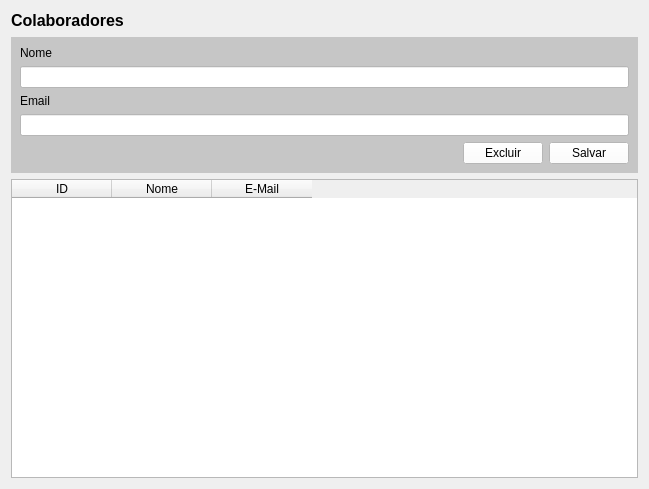
This is view/colaboradores.ui in HarukiReiss/Gerenciador_de_Tarefas as Qt 5 draws it before an edit. The edited form follows.
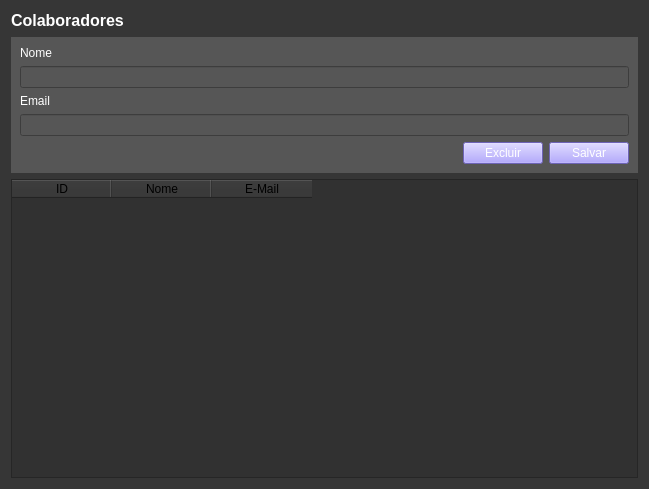
This is the edited form.

The edit to the form file:
```diff
--- a/view/colaboradores.ui
+++ b/view/colaboradores.ui
@@ -13,6 +13,10 @@
   <property name="windowTitle">
    <string>Form</string>
   </property>
+  <property name="styleSheet">
+   <string notr="true">color: rgb(255, 255, 255);
+background-color: rgb(54, 54, 54);</string>
+  </property>
   <layout class="QVBoxLayout" name="verticalLayout">
    <item>
     <layout class="QHBoxLayout" name="horizontalLayout">
@@ -41,7 +45,7 @@
    <item>
     <widget class="QWidget" name="widget" native="true">
      <property name="styleSheet">
-      <string notr="true">background-color: rgb(198, 198, 198);</string>
+      <string notr="true">background-color: rgb(86, 86, 86);</string>
      </property>
      <layout class="QGridLayout" name="gridLayout">
       <item row="0" column="0">
@@ -76,7 +80,8 @@
         <item>
          <widget class="QPushButton" name="excluir">
           <property name="styleSheet">
-           <string notr="true">background-color: rgb(255, 255, 255);</string>
+           <string notr="true">color: rgb(255, 255, 255);
+background-color: rgb(153, 139, 255);</string>
           </property>
           <property name="text">
            <string>Excluir</string>
@@ -86,7 +91,8 @@
         <item>
          <widget class="QPushButton" name="save">
           <property name="styleSheet">
-           <string notr="true">background-color: rgb(255, 255, 255);</string>
+           <string notr="true">color: rgb(255, 255, 255);
+background-color: rgb(153, 139, 255);</string>
           </property>
           <property name="text">
            <string>Salvar</string>
@@ -98,14 +104,14 @@
       <item row="1" column="0" colspan="3">
        <widget class="QLineEdit" name="nome_edit">
         <property name="styleSheet">
-         <string notr="true">background-color: rgb(255, 255, 255);</string>
+         <string notr="true">color: rgb(255, 255, 255);</string>
         </property>
        </widget>
       </item>
       <item row="3" column="0" colspan="3">
        <widget class="QLineEdit" name="email_edit">
         <property name="styleSheet">
-         <string notr="true">background-color: rgb(255, 255, 255);</string>
+         <string notr="true">color: rgb(255, 255, 255);</string>
         </property>
        </widget>
       </item>
@@ -114,6 +120,10 @@
    </item>
    <item>
     <widget class="QTableWidget" name="tabela_colab">
+     <property name="styleSheet">
+      <string notr="true">color: rgb(0, 0, 0);
+background-color: rgb(49, 49, 49);</string>
+     </property>
      <column>
       <property name="text">
        <string>ID</string>
```
